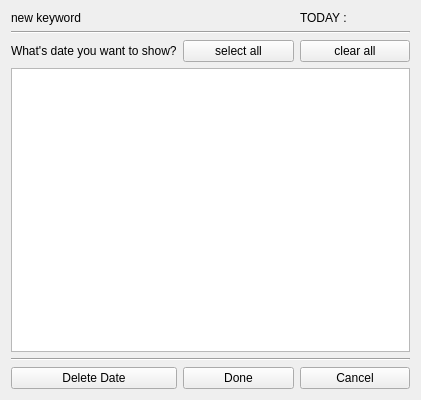
Old version of the form dialog_date.ui in the repository NorasetKMUTNB/tweepy.
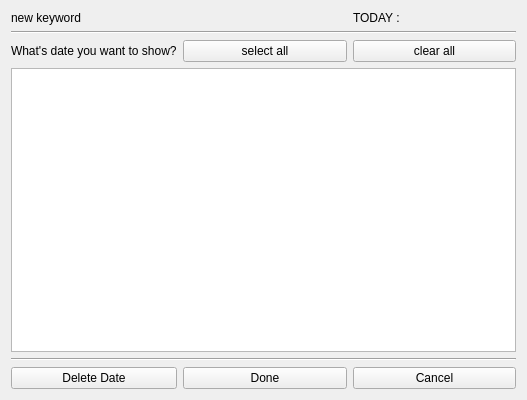
New version of the form.

```diff
--- a/dialog_date.ui
+++ b/dialog_date.ui
@@ -6,7 +6,7 @@
    <rect>
     <x>0</x>
     <y>0</y>
-    <width>421</width>
+    <width>527</width>
     <height>400</height>
    </rect>
   </property>
```
Left out of the diff: 72 changed lines with no effect on the pictures.
